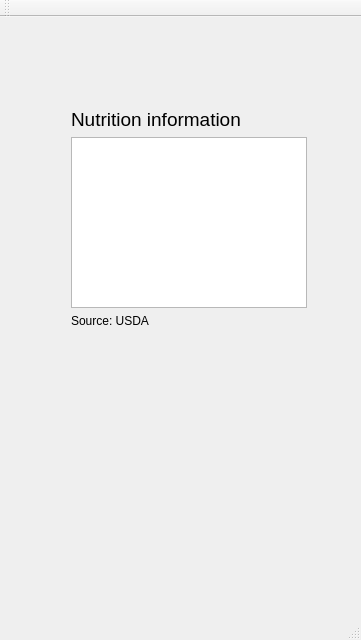
Old version of the form Seafood/mainwindow.ui in the repository fedor4ever/oss-FCL-interim-contrib-QtExamples.
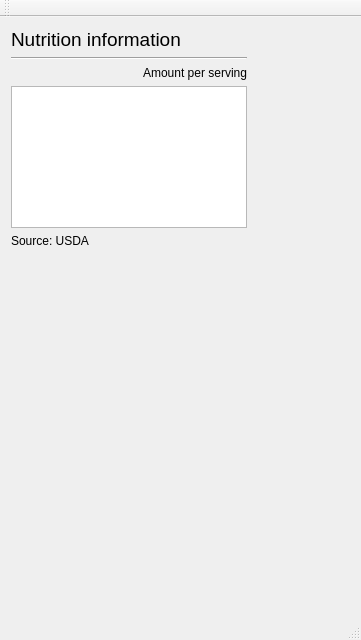
New version of the form.

```diff
--- a/Seafood/mainwindow.ui
+++ b/Seafood/mainwindow.ui
@@ -14,11 +14,11 @@
    <string>MainWindow</string>
   </property>
   <widget class="QWidget" name="centralWidget">
-   <widget class="QWidget" name="">
+   <widget class="QWidget" name="layoutWidget">
     <property name="geometry">
      <rect>
-      <x>60</x>
-      <y>80</y>
+      <x>0</x>
+      <y>0</y>
       <width>258</width>
       <height>242</height>
      </rect>
@@ -36,6 +36,23 @@
        </property>
       </widget>
      </item>
+     <item>
+      <widget class="Line" name="line">
+       <property name="orientation">
+        <enum>Qt::Horizontal</enum>
+       </property>
+      </widget>
+     </item>
+     <item>
+      <widget class="QLabel" name="amountServing">
+       <property name="text">
+        <string>	Amount per serving</string>
+       </property>
+       <property name="alignment">
+        <set>Qt::AlignRight|Qt::AlignTrailing|Qt::AlignVCenter</set>
+       </property>
+      </widget>
+     </item>
      <item>
       <widget class="QTableWidget" name="tableWidget"/>
      </item>
```
Left out of the diff: 4 changed lines with no effect on the pictures.
